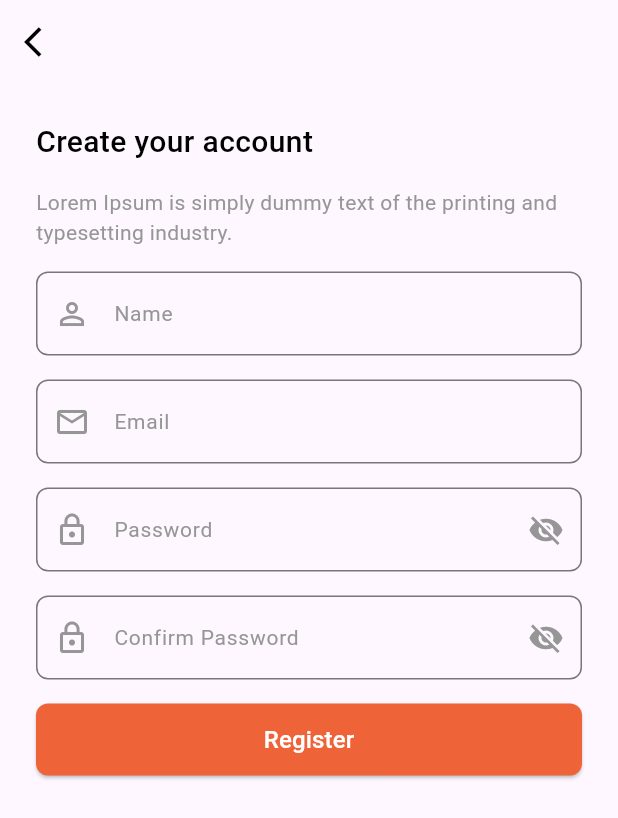
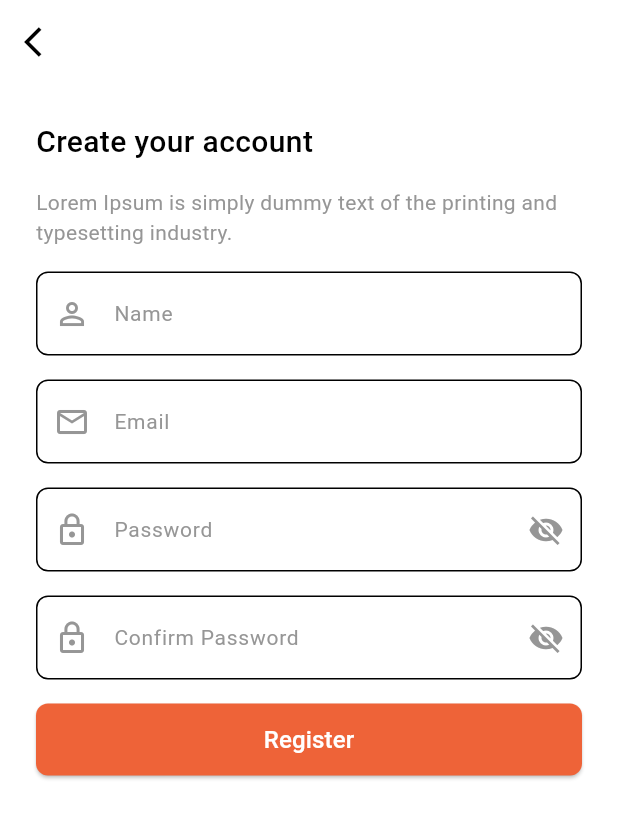
Before and after one commit to aryapras22/UpStyleApp, a Flutter app: the RegisterScreen screen opened directly, on a phone screen of 412 x 824 dp. Shown: the top 818 px of the screen. Run offline on Flutter 3.47's test engine with Material 3 defaults, Android fonts, the phone set to English and light mode, and no system bars; our stand-ins replace cloud_firestore, firebase_auth, firebase_core; accounts and stored records are empty; Roboto replaces fonts that are missing (ProductSansMedium, Subtitle).

```diff
--- a/lib/main.dart
+++ b/lib/main.dart
@@ -1,6 +1,9 @@
+// ignore_for_file: prefer_const_constructors
+
 import 'package:flutter/material.dart';
 import 'package:firebase_core/firebase_core.dart';
 import 'package:upstyleapp/screen/auth_screen.dart';
+import 'package:upstyleapp/theme/theme.dart';
 import 'firebase_options.dart';
 
 Future<void> main() async {
@@ -16,9 +19,10 @@ class App extends StatelessWidget {
 
   @override
   Widget build(BuildContext context) {
-    return const MaterialApp(
+    return MaterialApp(
       debugShowCheckedModeBanner: false,
       home: AuthScreen(),
+      theme: lightMode,
     );
   }
 }
--- a/lib/screen/login_screen.dart
+++ b/lib/screen/login_screen.dart
@@ -1,6 +1,5 @@
-import 'package:flutter/cupertino.dart';
+
 import 'package:flutter/material.dart';
-import 'package:flutter/widgets.dart';
 import 'package:upstyleapp/screen/customer_login_screen.dart';
 import 'package:upstyleapp/screen/designer_login_screen.dart';
 
--- /dev/null
+++ b/lib/theme/theme.dart
@@ -0,0 +1,77 @@
+import 'package:flutter/material.dart';
+import 'package:flutter/widgets.dart';
+
+ThemeData lightMode = ThemeData(
+  brightness: Brightness.light,
+  colorScheme: const ColorScheme.light(
+    primary: Color.fromARGB(255, 238, 99, 56),
+    secondary: Color.fromARGB(255, 150, 150, 150),
+    surface: Colors.white,
+    onSurface: Colors.black,
+  ),
+  textTheme: const TextTheme(
+    titleLarge: TextStyle(
+      fontSize: 22,
+      fontWeight: FontWeight.w600,
+      color: Colors.black,
+      fontFamily: 'ProductSansMedium',
+    ),
+    titleMedium: TextStyle(
+      fontSize: 16,
+      fontWeight: FontWeight.w600,
+      color: Color.fromARGB(255, 150, 150, 150),
+      fontFamily: 'ProductSansMedium',
+    ),
+    titleSmall: TextStyle(
+      fontSize: 14,
+      fontWeight: FontWeight.w600,
+      color: Color.fromARGB(255, 150, 150, 150),
+      fontFamily: 'ProductSansMedium',
+    ),
+  ),
+  inputDecorationTheme: const InputDecorationTheme(
+    border: OutlineInputBorder(
+      borderRadius: BorderRadius.all(Radius.circular(16)),
+      borderSide: BorderSide.none,
+    ),
+    labelStyle: TextStyle(
+      fontSize: 16,
+      fontWeight: FontWeight.w600,
+      color: Color.fromARGB(255, 150, 150, 150),
+      fontFamily: 'ProductSansMedium',
+    ),
+    hintStyle: TextStyle(
+      fontSize: 14,
+      color: Color.fromARGB(255, 150, 150, 150),
+      fontWeight: FontWeight.normal,
+      fontFamily: 'ProductSansMedium',
+    ),
+  ),
+  bottomAppBarTheme: const BottomAppBarTheme(
+    color: Color.fromARGB(255, 150, 150, 150),
+    elevation: 0,
+    shape: CircularNotchedRectangle(),
+    height: 60,
+    surfaceTintColor: Colors.white,
+    shadowColor: Colors.black,
+    padding: EdgeInsets.symmetric(horizontal: 16),
+  ),
+  bottomNavigationBarTheme: const BottomNavigationBarThemeData(
+    selectedItemColor: Color.fromARGB(255, 238, 99, 56),
+    unselectedItemColor: Color.fromARGB(255, 157, 157, 157),
+    selectedLabelStyle: TextStyle(
+      fontSize: 14,
+      fontWeight: FontWeight.w400,
+      fontFamily: 'ProductSansMedium',
+    ),
+    unselectedLabelStyle: TextStyle(
+      fontSize: 14,
+      fontWeight: FontWeight.w400,
+      fontFamily: 'ProductSansMedium',
+    ),
+    showSelectedLabels: true,
+    showUnselectedLabels: true,
+    type: BottomNavigationBarType.fixed,
+    backgroundColor: Colors.white,
+  ),
+);
--- a/pubspec.yaml
+++ b/pubspec.yaml
@@ -63,6 +63,7 @@ flutter:
   assets:
     - assets/
     - assets/images/
+    - assets/icons/
 
   # An image asset can refer to one or more resolution-specific "variants", see
   # https://flutter.dev/assets-and-images/#resolution-aware
```
Also changed, not shown: lib/screen/dashboard_screen.dart (+67 -49 lines), assets/icons/chat.png (added), assets/icons/chat_active.png (added), assets/icons/home.png (added), assets/icons/home_active.png (added), assets/icons/order.png (added), assets/icons/order_active.png (added), assets/icons/profile.png (added), assets/icons/profile_active.png (added).
